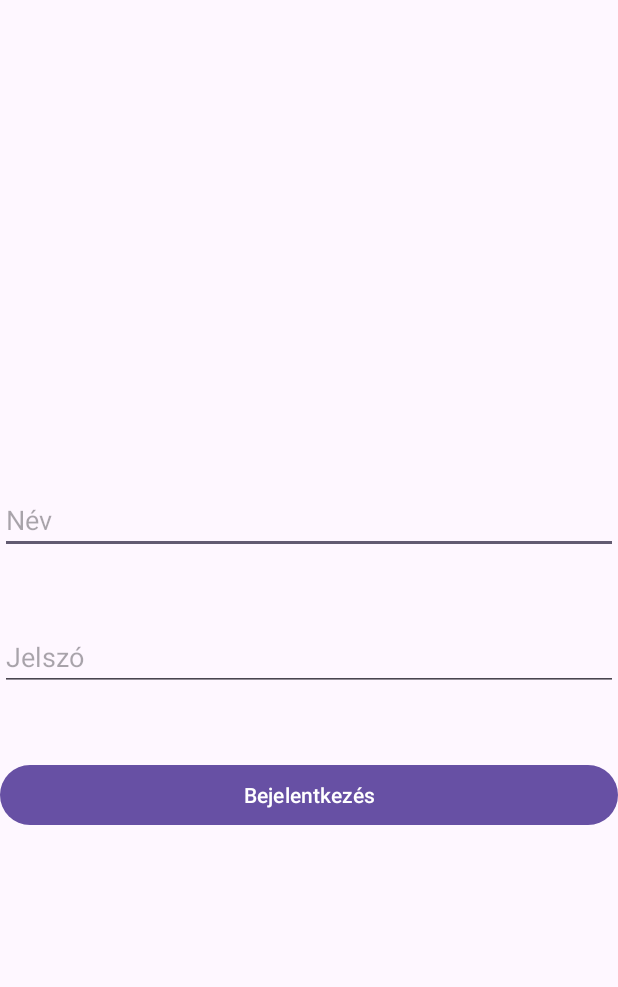
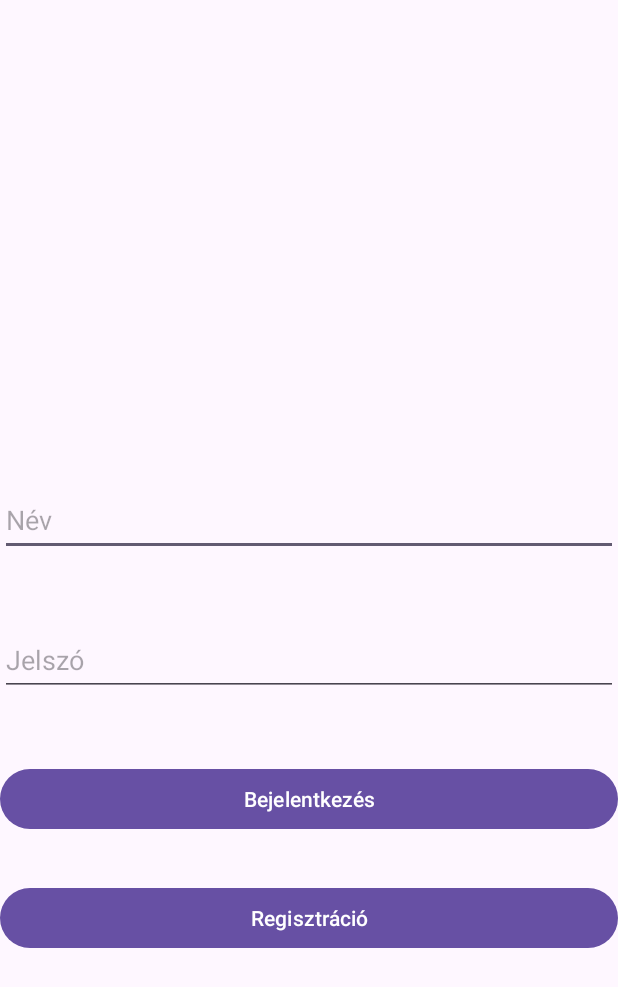
Before and after one commit to Rycbar01/Mobilalkfejl, an Android app: the screen it shows after launch (MainActivity), on a phone screen of 412 x 824 dp. Shown: the top 987 px of the screen. Run offline under Robolectric (Android 15) with nearby library versions, the phone set to English and light mode, and no system bars.

Commit message:
1-3. vidi (36.percig)

```diff
--- a/app/src/main/AndroidManifest.xml
+++ b/app/src/main/AndroidManifest.xml
@@ -13,6 +13,9 @@
         android:theme="@style/Theme.Konyvwebshop"
         tools:targetApi="31">
         <activity
+            android:name=".RegisztActivity"
+            android:exported="false" />
+        <activity
             android:name=".MainActivity"
             android:exported="true">
             <intent-filter>
--- a/app/src/main/java/com/example/konyvwebshop/MainActivity.java
+++ b/app/src/main/java/com/example/konyvwebshop/MainActivity.java
@@ -2,11 +2,18 @@ package com.example.konyvwebshop;
 
 import androidx.appcompat.app.AppCompatActivity;
 
+import android.content.Intent;
 import android.os.Bundle;
+import android.util.Log;
 import android.view.View;
 import android.widget.EditText;
 
 public class MainActivity extends AppCompatActivity {
+    private static final String LOG_TAG = MainActivity.class.getName();
+    private static final int SECRET_KEY = 99;
+
+    EditText userNET;
+    EditText passWET;
 
     @Override
     protected void onCreate(Bundle savedInstanceState) {
@@ -15,9 +22,18 @@ public class MainActivity extends AppCompatActivity {
     }
 
     public void bejelentkezes(View view) {
-        EditText userN = findViewById(R.id.edittextuserN);
-        EditText passW = findViewById(R.id.edittextpassword);
+        userNET = findViewById(R.id.edittextuserN);
+        passWET = findViewById(R.id.edittextpassword);
 
+    String userN = userNET.getText().toString();
+    String passW = passWET.getText().toString();
 
+    Log.i(LOG_TAG, "Bejelentkezett: " + userN + ", jelszó: " + passW);
+    }
+
+    public void regiszt(View view) {
+        Intent intent = new Intent(this, RegisztActivity.class);
+        intent.putExtra("SECRET_KEY", 99);
+        startActivity(intent);
     }
 }
--- /dev/null
+++ b/app/src/main/res/layout-land/activity_main.xml
@@ -0,0 +1,38 @@
+<?xml version="1.0" encoding="utf-8"?>
+<LinearLayout
+    xmlns:android="http://schemas.android.com/apk/res/android"
+    xmlns:app="http://schemas.android.com/apk/res-auto"
+    xmlns:tools="http://schemas.android.com/tools"
+    android:layout_width="match_parent"
+    android:layout_height="match_parent"
+    tools:context=".MainActivity"
+    android:orientation="vertical">
+
+    <EditText
+        android:id="@+id/edittextpassword"
+        android:layout_width="match_parent"
+        android:layout_height="48dp"
+        android:ems="10"
+        android:hint="@string/jelszo"
+        android:inputType="textPassword"
+        android:layout_marginTop="10dp"
+        tools:layout_editor_absoluteX="16dp" />
+
+    <EditText
+        android:id="@+id/edittextuserN"
+        android:layout_width="match_parent"
+        android:layout_height="48dp"
+        android:ems="10"
+        android:layout_marginTop="10dp"
+        android:hint="@string/nev"
+        android:inputType="text"/>
+
+    <Button
+        android:id="@+id/buttonLOG"
+        android:layout_width="match_parent"
+        android:layout_height="wrap_content"
+        android:text="@string/bejelentkezes"
+        android:onClick="bejelentkezes"
+        android:layout_marginTop="20dp"
+        app:layout_constraintVertical_bias="0.143" />
+</LinearLayout>
--- a/app/src/main/res/layout/activity_main.xml
+++ b/app/src/main/res/layout/activity_main.xml
@@ -9,7 +9,7 @@
     <EditText
         android:id="@+id/edittextuserN"
         android:layout_width="match_parent"
-        android:layout_height="wrap_content"
+        android:layout_height="48dp"
         android:layout_marginTop="32dp"
         android:ems="10"
         android:hint="@string/nev"
@@ -22,7 +22,7 @@
     <EditText
         android:id="@+id/edittextpassword"
         android:layout_width="match_parent"
-        android:layout_height="wrap_content"
+        android:layout_height="48dp"
         android:layout_marginBottom="100dp"
         android:ems="10"
         android:hint="@string/jelszo"
@@ -44,4 +44,18 @@
         app:layout_constraintStart_toStartOf="parent"
         app:layout_constraintTop_toBottomOf="@+id/edittextpassword"
         app:layout_constraintVertical_bias="0.143" />
+
+    <Button
+        android:id="@+id/buttonREG"
+        android:layout_width="0dp"
+        android:layout_height="wrap_content"
+        android:text="@string/regiszt"
+        android:onClick="regiszt"
+        app:layout_constraintBottom_toBottomOf="parent"
+        app:layout_constraintEnd_toEndOf="parent"
+        app:layout_constraintHorizontal_bias="0.0"
+        app:layout_constraintStart_toStartOf="parent"
+        app:layout_constraintTop_toBottomOf="@+id/buttonLOG"
+        app:layout_constraintVertical_bias="0.143" />
+
 </androidx.constraintlayout.widget.ConstraintLayout>
--- a/app/src/main/res/values/strings.xml
+++ b/app/src/main/res/values/strings.xml
@@ -3,4 +3,9 @@
     <string name="nev">Név</string>
     <string name="jelszo">Jelszó</string>
     <string name="bejelentkezes">Bejelentkezés</string>
+    <string name="regiszt">Regisztráció</string>
+    <string name="felhasznev">Felhasználónév</string>
+    <string name="e_mail">E-mail</string>
+    <string name="jelszagain">Jelszó megerősítése</string>
+    <string name="megse">Mégse</string>
 </resources>
```
Also changed, not shown: app/src/main/java/com/example/konyvwebshop/RegisztActivity.java (added, +28 -0 lines), app/src/main/res/layout/activity_regiszt.xml (added, +105 -0 lines).
